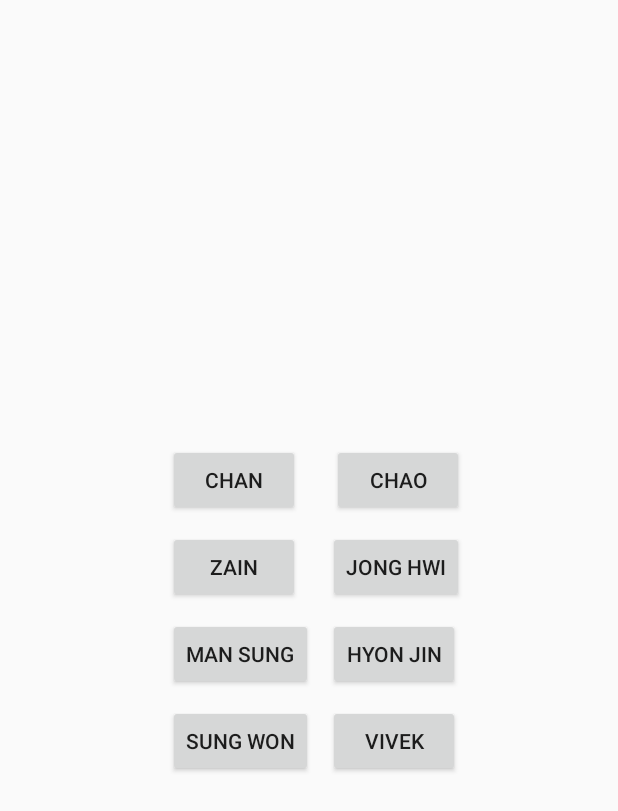
After one commit to viveksonihmr/swing3D, an Android app: the layout activity_upper.xml on its own in the app's theme, with its tools: preview values and no code run, on a phone screen of 412 x 824 dp. The commit adds this screen. Shown: the top 811 px of the screen. Run offline under Robolectric (Android 15) with nearby library versions, the phone set to English and light mode, and no system bars.

Commit message:
2015/03/09 Frame

```diff
--- /dev/null
+++ b/app/src/main/res/layout/activity_upper.xml
@@ -0,0 +1,87 @@
+<RelativeLayout xmlns:android="http://schemas.android.com/apk/res/android"
+    xmlns:tools="http://schemas.android.com/tools"
+    android:layout_width="match_parent"
+    android:layout_height="match_parent"
+    android:paddingBottom="@dimen/activity_vertical_margin"
+    android:paddingLeft="@dimen/activity_horizontal_margin"
+    android:paddingRight="@dimen/activity_horizontal_margin"
+    android:paddingTop="@dimen/activity_vertical_margin"
+
+    android:gravity="center|center_horizontal">
+
+
+    <Button
+        android:layout_width="wrap_content"
+        android:layout_height="wrap_content"
+        android:text="Chan"
+        android:id="@+id/button1"
+        android:gravity="center"
+        android:layout_alignParentTop="true"
+        android:layout_alignLeft="@+id/button3"
+        android:layout_alignStart="@+id/button3" />
+
+    <Button
+        android:layout_width="wrap_content"
+        android:layout_height="wrap_content"
+        android:text="Chao"
+        android:id="@+id/button2"
+        android:layout_alignTop="@+id/button1"
+        android:layout_alignRight="@+id/button4"
+        android:layout_alignEnd="@+id/button4" />
+
+    <Button
+        android:layout_width="wrap_content"
+        android:layout_height="wrap_content"
+        android:text="Zain"
+        android:id="@+id/button3"
+        android:layout_below="@+id/button1"
+        android:layout_alignParentLeft="true"
+        android:layout_alignParentStart="true"
+        android:layout_margin="10dp" />
+
+    <Button
+        android:layout_width="wrap_content"
+        android:layout_height="wrap_content"
+        android:text="Jong Hwi"
+        android:id="@+id/button4"
+        android:layout_alignTop="@+id/button3"
+        android:layout_alignLeft="@+id/button6"
+        android:layout_alignStart="@+id/button6" />
+
+    <Button
+        android:layout_width="wrap_content"
+        android:layout_height="wrap_content"
+        android:text="Man Sung"
+        android:id="@+id/button5"
+        android:layout_below="@+id/button3"
+        android:layout_alignLeft="@+id/button3"
+        android:layout_alignStart="@+id/button3" />
+
+    <Button
+        android:layout_width="wrap_content"
+        android:layout_height="wrap_content"
+        android:text="Hyon Jin"
+        android:id="@+id/button6"
+        android:layout_alignTop="@+id/button5"
+        android:layout_alignRight="@+id/button8"
+        android:layout_alignEnd="@+id/button8" />
+
+    <Button
+        android:layout_width="wrap_content"
+        android:layout_height="wrap_content"
+        android:text="Sung Won"
+        android:id="@+id/button7"
+        android:layout_below="@+id/button5"
+        android:layout_alignParentLeft="true"
+        android:layout_alignParentStart="true"
+        android:layout_margin="10dp" />
+
+    <Button
+        android:layout_width="wrap_content"
+        android:layout_height="wrap_content"
+        android:text="Vivek"
+        android:id="@+id/button8"
+        android:layout_alignTop="@+id/button7"
+        android:layout_toRightOf="@+id/button7"
+        android:layout_toEndOf="@+id/button7" />
+</RelativeLayout>
```
Also changed, not shown: app/src/main/AndroidManifest.xml (+5 -2 lines), app/src/main/java/com/example/brb_lab/swing3d/MainActivity.java (+11 -19 lines), app/src/main/java/com/example/brb_lab/swing3d/UpperActivity.java (added, +37 -0 lines).
